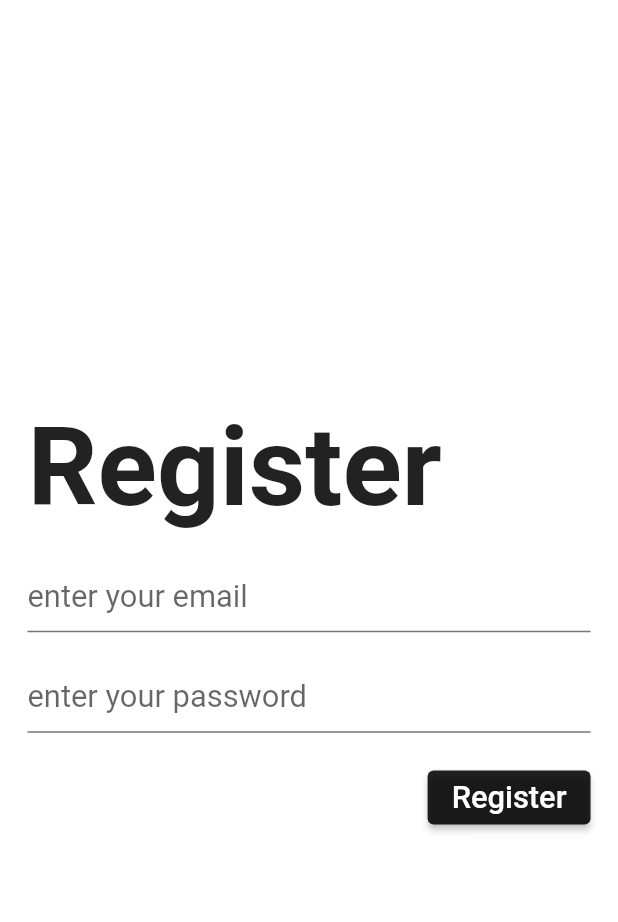
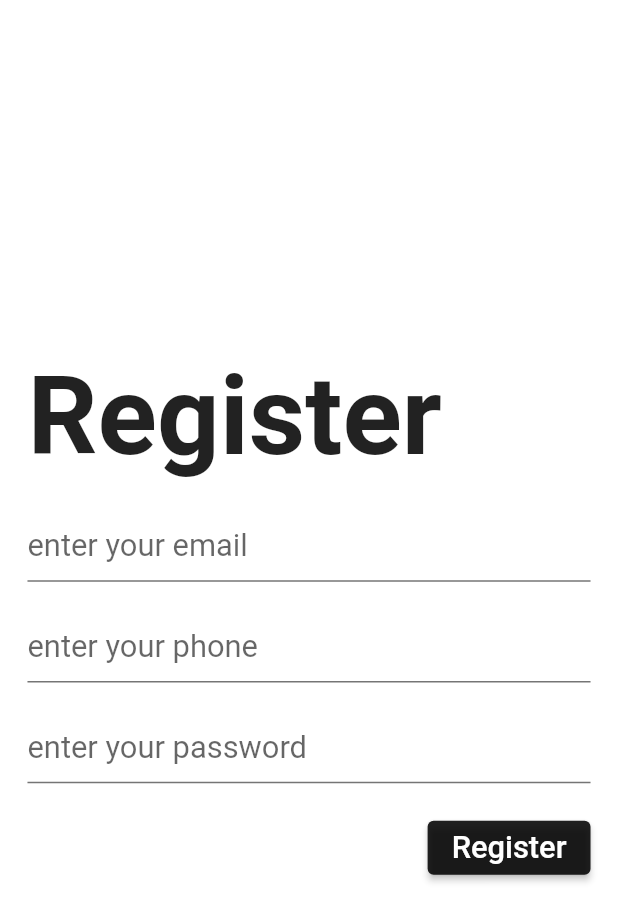
Before and after one commit to Mohamed-Abdelrazeq/PostFeature, a Flutter app: the screen it shows after launch, on a phone screen of 412 x 824 dp. Shown: the top 922 px of the screen. Run offline on Flutter 3.47's test engine with Material 2 defaults, Android fonts, the phone set to English and light mode, and no system bars; our stand-ins replace cloud_firestore, firebase_auth, firebase_core, firebase_storage, flutter_screenutil, geolocator and 1 more; accounts and stored records are empty.

Commit message:
Add Phone Number For RegisterationPage.dart Finished LocationController.dart - Under Testing

```diff
--- a/lib/Views/RegisterationPage.dart
+++ b/lib/Views/RegisterationPage.dart
@@ -11,6 +11,7 @@ class RegistrationPage extends StatefulWidget {
 class _RegistrationPageState extends State<RegistrationPage> {
   TextEditingController _emailController = TextEditingController();
   TextEditingController _passwordController = TextEditingController();
+  TextEditingController _phone = TextEditingController();
 
   @override
   void dispose() {
@@ -46,6 +47,22 @@ class _RegistrationPageState extends State<RegistrationPage> {
                 style: TextStyle(color: Colors.black87, fontSize: 18.sp),
                 decoration: InputDecoration(
                   hintText: "enter your email",
+                  focusedBorder: UnderlineInputBorder(
+                      borderSide: BorderSide(color: Colors.black)),
+                  enabledBorder: UnderlineInputBorder(
+                      borderSide: BorderSide(color: Colors.black54)),
+                ),
+
+              ),
+              SizedBox(
+                height: 16.h,
+              ),
+              TextField(
+                controller: _phone,
+                autofocus: false,
+                style: TextStyle(color: Colors.black87, fontSize: 18.sp),
+                decoration: InputDecoration(
+                  hintText: "enter your phone",
                   focusedBorder: UnderlineInputBorder(
                       borderSide: BorderSide(color: Colors.black)),
                   enabledBorder: UnderlineInputBorder(
--- a/pubspec.yaml
+++ b/pubspec.yaml
@@ -15,6 +15,8 @@ dependencies:
   flutter_screenutil:
 
   image_picker:
+  geolocator: ^6.1.14
+  geocoder: ^0.2.1
 
   firebase_core: "0.7.0"
   firebase_auth: "^0.20.1"
```
Also changed, not shown: lib/Controllers/LocationController.dart (added, +37 -0 lines), pubspec.lock, 1 other file.
